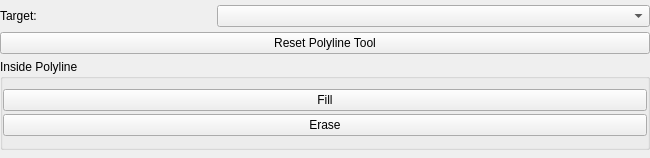
The window that src/Interface/ToolInterface/PolyLineToolInterface.ui (SCIInstitute/Seg3D) describes before a commit, drawn with Qt 5.
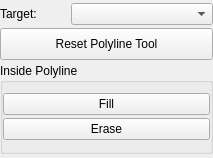
The same window after the commit.

Patch:
```diff
--- a/src/Interface/ToolInterface/PolyLineToolInterface.ui
+++ b/src/Interface/ToolInterface/PolyLineToolInterface.ui
@@ -6,19 +6,19 @@
    <rect>
     <x>0</x>
     <y>0</y>
-    <width>650</width>
+    <width>213</width>
     <height>158</height>
    </rect>
   </property>
   <property name="sizePolicy">
-   <sizepolicy hsizetype="Preferred" vsizetype="Fixed">
-    <horstretch>0</horstretch>
+   <sizepolicy hsizetype="MinimumExpanding" vsizetype="Fixed">
+    <horstretch>1</horstretch>
     <verstretch>0</verstretch>
    </sizepolicy>
   </property>
   <property name="minimumSize">
    <size>
-    <width>0</width>
+    <width>213</width>
     <height>158</height>
    </size>
   </property>
@@ -59,14 +59,20 @@
     <widget class="QPushButton" name="resetPLButton">
      <property name="sizePolicy">
       <sizepolicy hsizetype="MinimumExpanding" vsizetype="Fixed">
-       <horstretch>0</horstretch>
+       <horstretch>1</horstretch>
        <verstretch>0</verstretch>
       </sizepolicy>
      </property>
-     <property name="baseSize">
+     <property name="minimumSize">
       <size>
-       <width>650</width>
-       <height>0</height>
+       <width>0</width>
+       <height>32</height>
+      </size>
+     </property>
+     <property name="maximumSize">
+      <size>
+       <width>16777215</width>
+       <height>32</height>
       </size>
      </property>
      <property name="text">
```
